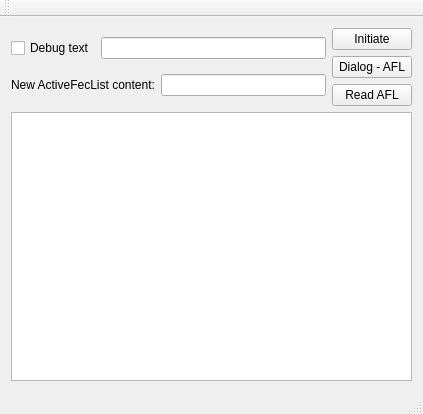
The window that mainwindow.ui (Baldurf/phos_dcs_3) describes before a commit, drawn with Qt 5.
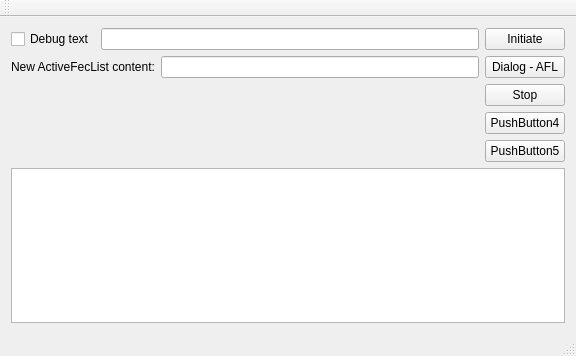
The same window after the commit.

The edit to the form file:
```diff
--- a/mainwindow.ui
+++ b/mainwindow.ui
@@ -6,8 +6,8 @@
    <rect>
     <x>0</x>
     <y>0</y>
-    <width>423</width>
-    <height>414</height>
+    <width>576</width>
+    <height>356</height>
    </rect>
   </property>
   <property name="windowTitle">
@@ -47,6 +47,19 @@
           </item>
          </layout>
         </item>
+        <item>
+         <spacer name="verticalSpacer">
+          <property name="orientation">
+           <enum>Qt::Vertical</enum>
+          </property>
+          <property name="sizeHint" stdset="0">
+           <size>
+            <width>20</width>
+            <height>40</height>
+           </size>
+          </property>
+         </spacer>
+        </item>
        </layout>
       </item>
       <item>
@@ -68,7 +81,21 @@
         <item>
          <widget class="QPushButton" name="pushButton_3">
           <property name="text">
-           <string>Read AFL</string>
+           <string>Stop</string>
+          </property>
+         </widget>
+        </item>
+        <item>
+         <widget class="QPushButton" name="pushButton_4">
+          <property name="text">
+           <string>PushButton4</string>
+          </property>
+         </widget>
+        </item>
+        <item>
+         <widget class="QPushButton" name="pushButton_5">
+          <property name="text">
+           <string>PushButton5</string>
           </property>
          </widget>
         </item>
```
Left out of the diff: 4 changed lines with no effect on the pictures.
